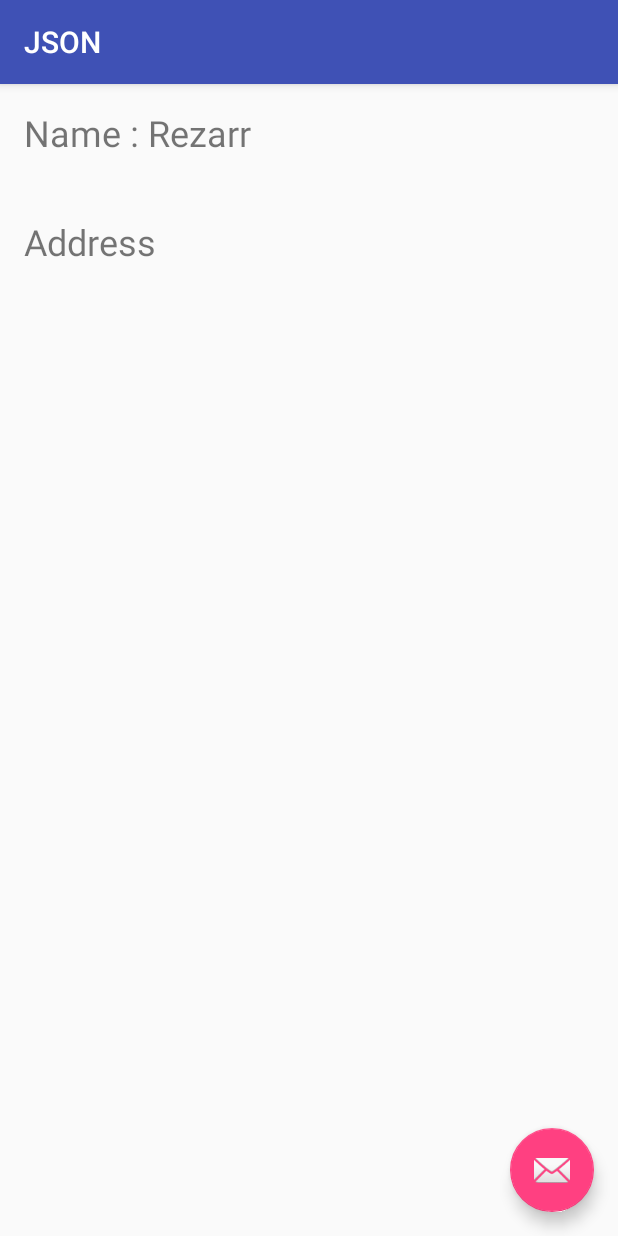
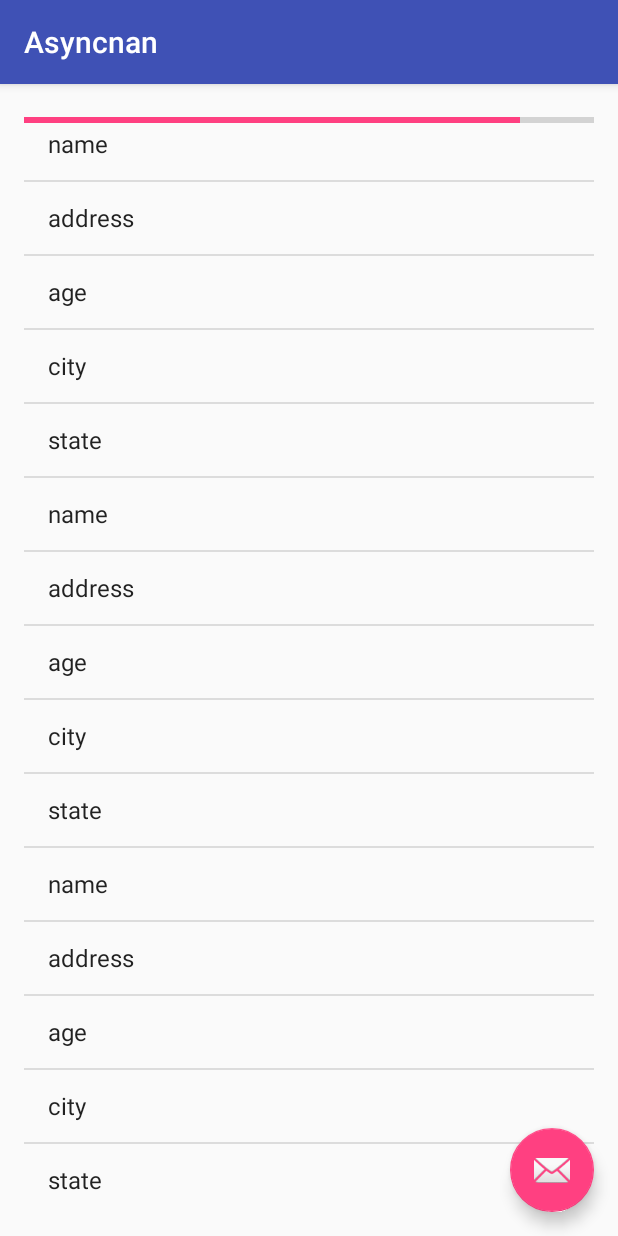
Before and after one commit to Rezaramdhanisti/Taskeins, an Android app: the screen it shows after launch (JSON before the commit, Asyncnan after it), on a phone screen of 412 x 824 dp. Run offline under Robolectric (Android 15) with nearby library versions, the phone set to English and light mode, and no system bars.

```diff
--- a/app/src/main/AndroidManifest.xml
+++ b/app/src/main/AndroidManifest.xml
@@ -92,6 +92,11 @@
             android:name=".JSON"
             android:label="@string/title_activity_json"
             android:theme="@style/AppTheme.NoActionBar">
+        </activity>
+        <activity
+            android:name=".Asyncnan"
+            android:label="@string/title_activity_asyncnan"
+            android:theme="@style/AppTheme.NoActionBar">
             <intent-filter>
                 <action android:name="android.intent.action.MAIN"/>
 
--- /dev/null
+++ b/app/src/main/java/com/rezarizki/rezarr/Asyncnan.java
@@ -0,0 +1,101 @@
+package com.rezarizki.rezarr;
+
+import android.app.Activity;
+import android.app.ProgressDialog;
+import android.content.DialogInterface;
+import android.os.AsyncTask;
+import android.os.Bundle;
+import android.support.design.widget.FloatingActionButton;
+import android.support.design.widget.Snackbar;
+import android.support.v7.app.AppCompatActivity;
+import android.support.v7.widget.Toolbar;
+import android.view.View;
+import android.widget.ArrayAdapter;
+import android.widget.ListView;
+import android.widget.ProgressBar;
+
+import java.util.ArrayList;
+
+public class Asyncnan extends AppCompatActivity {
+ListView name_list;
+    private String[] users = {
+            "name","address","age","city","state",
+            "name","address","age","city","state",
+            "name","address","age","city","state",
+            "name","address","age","city","state",
+            "name","address","age","city","state",
+            "name","address","age","city","state",
+            "name","address","age","city","state",
+            "name","address","age","city","state"
+    };
+    ProgressBar progress_bar;
+    AddArrayToListView arr_to_list_View;
+    @Override
+    protected void onCreate(Bundle savedInstanceState) {
+        super.onCreate(savedInstanceState);
+        setContentView(R.layout.activity_asyncnan);
+        Toolbar toolbar = (Toolbar) findViewById(R.id.toolbar);
+        setSupportActionBar(toolbar);
+
+        progress_bar = (ProgressBar)findViewById(R.id.progressBar);
+                progress_bar.setVisibility(View.VISIBLE);
+        name_list = (ListView)findViewById(R.id.listView);
+        name_list.setAdapter(new ArrayAdapter<String>(this, android.R.layout.simple_list_item_1, new ArrayList<String>()));
+        arr_to_list_View = new AddArrayToListView();
+        arr_to_list_View.execute();
+
+    }
+class AddArrayToListView extends AsyncTask<Void, String, Void> {
+private  ArrayAdapter<String> adapter;
+    private int counter = 0;
+    ProgressDialog progress_dialog = new ProgressDialog(Asyncnan.this);
+
+
+    @Override
+    protected void onPreExecute() {
+        adapter = (ArrayAdapter<String>) name_list.getAdapter();
+        progress_dialog.setProgressStyle(ProgressDialog.STYLE_SPINNER);
+        progress_dialog.setTitle("On Progress ....");
+        progress_dialog.setCancelable(false);
+        progress_dialog.setProgress(0);
+        progress_dialog.setButton(DialogInterface.BUTTON_NEGATIVE, "Cancel Process", new DialogInterface.OnClickListener() {
+            @Override
+            public void onClick(DialogInterface dialog, int which) {
+                arr_to_list_View.cancel(true);
+                progress_bar.setVisibility(View.INVISIBLE);
+                dialog.dismiss();
+            }
+        });
+        progress_dialog.show();
+    }
+@Override
+    protected Void doInBackground(Void...params) {
+    for (String item: users) {
+        publishProgress(item);
+        try {
+            Thread.sleep(100);
+        } catch (InterruptedException e) {
+            e.printStackTrace();
+        }
+        if(isCancelled()) {
+            arr_to_list_View.cancel(true);
+        }
+    }
+    return null;
+}
+    @Override
+    protected void onProgressUpdate(String...values) {
+        adapter.add(values[0]);
+        counter ++;
+        Integer current_status = (int) ((counter / (float) users.length) * 100);
+        progress_bar.setProgress(current_status);
+        progress_dialog.setProgress(current_status);
+        progress_dialog.setMessage(String.valueOf(current_status)+ "%");
+    }
+                @Override
+    protected void onPostExecute(Void result)   {
+                    progress_bar.setVisibility(View.INVISIBLE);
+                    progress_dialog.dismiss();
+                }
+        }
+}
--- /dev/null
+++ b/app/src/main/res/layout/activity_asyncnan.xml
@@ -0,0 +1,35 @@
+<?xml version="1.0" encoding="utf-8"?>
+<android.support.design.widget.CoordinatorLayout
+    xmlns:android="http://schemas.android.com/apk/res/android"
+    xmlns:app="http://schemas.android.com/apk/res-auto"
+    xmlns:tools="http://schemas.android.com/tools"
+    android:layout_width="match_parent"
+    android:layout_height="match_parent"
+    android:fitsSystemWindows="true"
+    tools:context="com.rezarizki.rezarr.Asyncnan">
+
+    <android.support.design.widget.AppBarLayout
+        android:layout_width="match_parent"
+        android:layout_height="wrap_content"
+        android:theme="@style/AppTheme.AppBarOverlay">
+
+        <android.support.v7.widget.Toolbar
+            android:id="@+id/toolbar"
+            android:layout_width="match_parent"
+            android:layout_height="?attr/actionBarSize"
+            android:background="?attr/colorPrimary"
+            app:popupTheme="@style/AppTheme.PopupOverlay"/>
+
+    </android.support.design.widget.AppBarLayout>
+
+    <include layout="@layout/content_asyncnan"/>
+
+    <android.support.design.widget.FloatingActionButton
+        android:id="@+id/fab"
+        android:layout_width="wrap_content"
+        android:layout_height="wrap_content"
+        android:layout_gravity="bottom|end"
+        android:layout_margin="@dimen/fab_margin"
+        android:src="@android:drawable/ic_dialog_email"/>
+
+</android.support.design.widget.CoordinatorLayout>
--- /dev/null
+++ b/app/src/main/res/layout/content_asyncnan.xml
@@ -0,0 +1,40 @@
+<?xml version="1.0" encoding="utf-8"?>
+<RelativeLayout
+    xmlns:android="http://schemas.android.com/apk/res/android"
+    xmlns:app="http://schemas.android.com/apk/res-auto"
+    xmlns:tools="http://schemas.android.com/tools"
+    android:layout_width="match_parent"
+    android:layout_height="match_parent"
+    android:paddingBottom="@dimen/activity_vertical_margin"
+    android:paddingLeft="@dimen/activity_horizontal_margin"
+    android:paddingRight="@dimen/activity_horizontal_margin"
+    android:paddingTop="@dimen/activity_vertical_margin"
+    app:layout_behavior="@string/appbar_scrolling_view_behavior"
+    tools:context="com.rezarizki.rezarr.Asyncnan"
+    tools:showIn="@layout/activity_asyncnan">
+
+    <ProgressBar
+        style="?android:attr/progressBarStyleHorizontal"
+        android:layout_width="fill_parent"
+        android:layout_height="wrap_content"
+        android:id="@+id/progressBar"
+        android:paddingTop="0dp"
+        android:layout_alignParentTop="true"
+        android:layout_alignParentLeft="true"
+        android:layout_alignParentStart="true"/>
+    <ListView
+        android:layout_width="wrap_content"
+        android:layout_height="wrap_content"
+        android:id="@+id/listView"
+        android:layout_alignParentBottom="true"
+        android:layout_alignParentLeft="true"
+        android:layout_alignParentStart="true">
+
+
+
+
+    </ListView>
+
+
+
+</RelativeLayout>
--- /dev/null
+++ b/app/src/main/res/layout/name.xml
@@ -0,0 +1,10 @@
+<?xml version="1.0" encoding="utf-8"?>
+<TextView
+    xmlns:android="http://schemas.android.com/apk/res/android"
+              android:orientation="vertical"
+        android:layout_width="match_parent"
+        android:layout_height="wrap_content"
+        android:textAppearance="?android:attr/textAppearanceMedium"
+        android:text="Medium Text"
+        android:id="@+id/textView2"
+        android:layout_gravity="center_horizontal"/>
--- a/app/src/main/res/values/strings.xml
+++ b/app/src/main/res/values/strings.xml
@@ -24,4 +24,5 @@
     <string name="title_activity_view_paker_satu">VIewPakerSatu</string>
     <string name="title_activity_activity_view_pager">ActivityViewPager</string>
     <string name="title_activity_json">JSON</string>
+    <string name="title_activity_asyncnan">Asyncnan</string>
 </resources>
```
